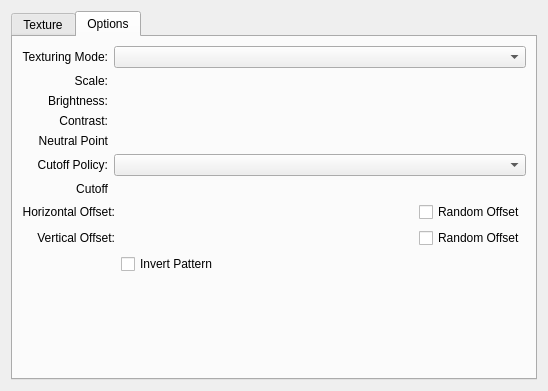
Above: plugins/paintops/libpaintop/forms/wdgtexturechooser.ui from KDE/krita before the change. Below: the same form after it.
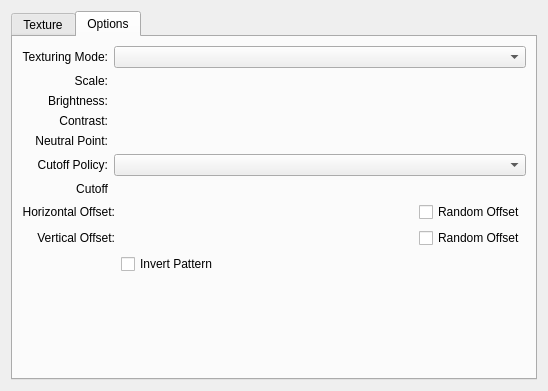
That is the form after the change. The open tabs and pages were chosen to show the change. Custom widgets are drawn as their Qt base class.

Patch:
```diff
--- a/plugins/paintops/libpaintop/forms/wdgtexturechooser.ui
+++ b/plugins/paintops/libpaintop/forms/wdgtexturechooser.ui
@@ -196,7 +196,7 @@
            <item row="4" column="0">
             <widget class="QLabel" name="lblNeutralPoint">
              <property name="text">
-              <string>Neutral Point</string>
+              <string>Neutral Point:</string>
              </property>
              <property name="alignment">
               <set>Qt::AlignRight|Qt::AlignTrailing|Qt::AlignVCenter</set>
```
